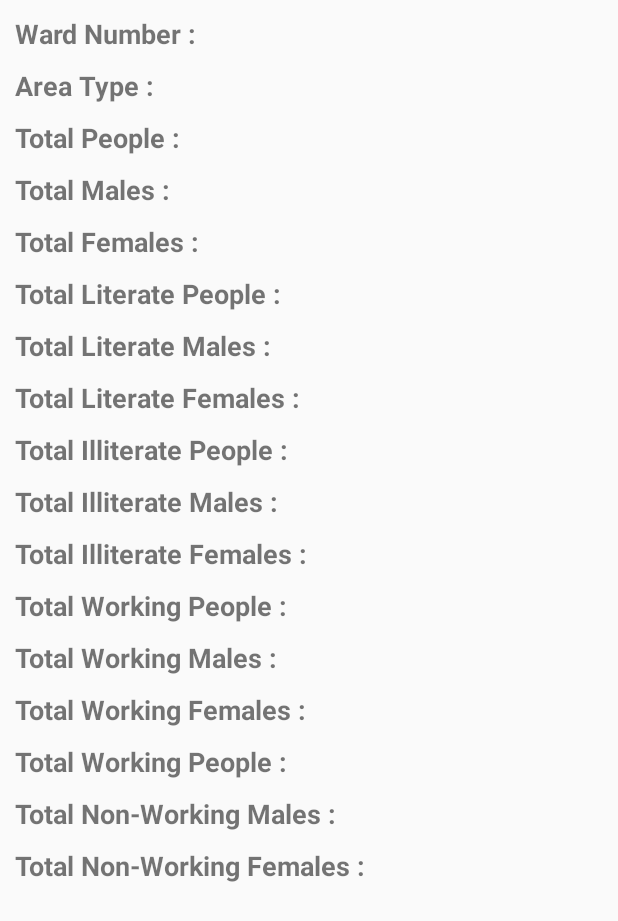
After one commit to Abhishek-Kathayat/IIRSSurveyApp, an Android app: the layout layerview_population.xml on its own in the app's theme, with its tools: preview values and no code run, on a phone screen of 412 x 824 dp. The commit adds this screen. Shown: the top 921 px of the screen. Run offline under Robolectric (Android 15) with nearby library versions, the phone set to English and light mode, and no system bars.

Commit message:
Some Changes

```diff
--- a/app/src/main/java/com/iirs/iirssurveyapp/MainActivity.java
+++ b/app/src/main/java/com/iirs/iirssurveyapp/MainActivity.java
@@ -18,6 +18,9 @@ import android.widget.Toast;
 
 import com.iirs.iirssurveyapp.Adapters.LayersPagerAdapter;
 import com.iirs.iirssurveyapp.Models.LayersModel;
+import com.iirs.iirssurveyapp.Models.PopulationModel;
+import com.iirs.iirssurveyapp.Rest.ApiClient;
+import com.iirs.iirssurveyapp.Rest.ApiInterface;
 import com.mapbox.android.core.location.LocationEngine;
 import com.mapbox.android.core.location.LocationEngineCallback;
 import com.mapbox.android.core.location.LocationEngineProvider;
@@ -43,8 +46,13 @@ import java.util.ArrayList;
 import java.util.List;
 import java.util.Objects;
 
+import retrofit2.Call;
+import retrofit2.Callback;
+import retrofit2.Response;
+
 public class MainActivity extends AppCompatActivity implements PermissionsListener {
 
+    public TabLayout tabLayout;
     private MapboxMap mapboxMap;
     private PermissionsManager permissionsManager;
     private long DEFAULT_INTERVAL_IN_MILLISECONDS = 1000L;
@@ -115,7 +123,7 @@ public class MainActivity extends AppCompatActivity implements PermissionsListen
         });
 
         ViewPager viewPager = findViewById(R.id.layers_pager);
-        TabLayout tabLayout = findViewById(R.id.layers_tab);
+        tabLayout = findViewById(R.id.layers_tab);
         tabLayout.setupWithViewPager(viewPager);
         getLayers();
         PagerAdapter pagerAdapter = new LayersPagerAdapter(getSupportFragmentManager(), layerslist);
@@ -231,6 +239,9 @@ public class MainActivity extends AppCompatActivity implements PermissionsListen
     private static class MainActivityLocationCallback
             implements LocationEngineCallback<LocationEngineResult> {
 
+        private int layernumber = 0;
+        private double latitude = 0.0;
+        private double longitude = 0.0;
         private final WeakReference<MainActivity> activityWeakReference;
 
         MainActivityLocationCallback(MainActivity activity) {
@@ -240,7 +251,7 @@ public class MainActivity extends AppCompatActivity implements PermissionsListen
 
         @Override
         public void onSuccess(LocationEngineResult result) {
-            MainActivity activity = activityWeakReference.get();
+            final MainActivity activity = activityWeakReference.get();
 
             if (activity != null) {
                 Location location = result.getLastLocation();
@@ -257,6 +268,40 @@ public class MainActivity extends AppCompatActivity implements PermissionsListen
 
                 if (activity.mapboxMap != null && result.getLastLocation() != null) {
                     activity.mapboxMap.getLocationComponent().forceLocationUpdate(result.getLastLocation());
+                    latitude = result.getLastLocation().getLatitude();
+                    longitude = result.getLastLocation().getLongitude();
+                    final ApiInterface apiInterface = ApiClient.getClient().create(ApiInterface.class);
+                    activity.tabLayout.addOnTabSelectedListener(new TabLayout.OnTabSelectedListener() {
+                        @Override
+                        public void onTabSelected(TabLayout.Tab tab) {
+                            layernumber = tab.getPosition();
+                            Call<PopulationModel> call = apiInterface.getLocationDetails(Objects.requireNonNull(Objects.requireNonNull(activity.tabLayout.getTabAt(layernumber)).getText()).toString(), (float)latitude, (float)longitude);
+                            call.enqueue(new Callback<PopulationModel>() {
+                                @Override
+                                public void onResponse(@NonNull Call<PopulationModel> call, @NonNull Response<PopulationModel> response) {
+                                    if(response.body() != null) {
+                                        Toast.makeText(activity, response.body().getAreatype(), Toast.LENGTH_SHORT).show();
+                                    }
+                                    else {
+                                        Toast.makeText(activity, "The Response body is empty", Toast.LENGTH_SHORT).show();
+                                    }
+                                }
+
+                                @Override
+                                public void onFailure(@NonNull Call<PopulationModel> call, Throwable t) {
+                                    Toast.makeText(activity, "The Response has failed", Toast.LENGTH_SHORT).show();
+                                }
+                            });
+                        }
+
+                        @Override
+                        public void onTabUnselected(TabLayout.Tab tab) {
+                        }
+
+                        @Override
+                        public void onTabReselected(TabLayout.Tab tab) {
+                        }
+                    });
                 }
             }
         }
--- /dev/null
+++ b/app/src/main/java/com/iirs/iirssurveyapp/Rest/ApiInterface.java
@@ -0,0 +1,13 @@
+package com.iirs.iirssurveyapp.Rest;
+
+import com.iirs.iirssurveyapp.Models.PopulationModel;
+
+import retrofit2.Call;
+import retrofit2.http.GET;
+import retrofit2.http.Path;
+
+public interface ApiInterface {
+
+    @GET("layer={layername}&latlong={latitude},{longitude}")
+    Call<PopulationModel> getLocationDetails(@Path("layername") String layername, @Path("latitude") float latitude, @Path("longitude") float longitude);
+}
--- a/app/src/main/res/layout/activity_layerview.xml
+++ /dev/null
@@ -1,15 +0,0 @@
-<?xml version="1.0" encoding="utf-8"?>
-<android.support.constraint.ConstraintLayout xmlns:android="http://schemas.android.com/apk/res/android"
-    xmlns:app="http://schemas.android.com/apk/res-auto"
-    android:layout_width="match_parent"
-    android:layout_height="match_parent">
-
-    <android.support.v7.widget.RecyclerView
-        android:id="@+id/recyclerview_layerdetails"
-        android:layout_width="0dp"
-        android:layout_height="wrap_content"
-        app:layout_constraintEnd_toEndOf="parent"
-        app:layout_constraintStart_toStartOf="parent"
-        app:layout_constraintTop_toTopOf="parent" />
-
-</android.support.constraint.ConstraintLayout>
--- a/app/src/main/res/layout/layerview_details.xml
+++ /dev/null
@@ -1,35 +0,0 @@
-<?xml version="1.0" encoding="utf-8"?>
-<android.support.constraint.ConstraintLayout xmlns:android="http://schemas.android.com/apk/res/android"
-    xmlns:app="http://schemas.android.com/apk/res-auto"
-    android:layout_width="match_parent"
-    android:layout_height="match_parent">
-
-    <RelativeLayout
-        android:id="@+id/relativeLayout"
-        android:layout_width="0dp"
-        android:layout_height="wrap_content"
-        app:layout_constraintEnd_toEndOf="parent"
-        app:layout_constraintStart_toStartOf="parent"
-        app:layout_constraintTop_toTopOf="parent"
-        android:layout_margin="10dp">
-
-        <TextView
-            android:id="@+id/layerdetail_heading"
-            android:layout_width="wrap_content"
-            android:layout_height="wrap_content"
-            android:textAllCaps="false"
-            android:textSize="15sp"
-            android:textStyle="bold" />
-
-        <TextView
-            android:id="@+id/layerdetail_content"
-            android:layout_width="wrap_content"
-            android:layout_height="wrap_content"
-            android:layout_marginStart="10dp"
-            android:layout_toEndOf="@id/layerdetail_heading"
-            android:textAllCaps="false"
-            android:textSize="15sp" />
-
-    </RelativeLayout>
-
-</android.support.constraint.ConstraintLayout>
--- /dev/null
+++ b/app/src/main/res/layout/layerview_population.xml
@@ -0,0 +1,390 @@
+<?xml version="1.0" encoding="utf-8"?>
+<android.support.constraint.ConstraintLayout xmlns:android="http://schemas.android.com/apk/res/android"
+    xmlns:app="http://schemas.android.com/apk/res-auto"
+    android:layout_width="match_parent"
+    android:layout_height="match_parent">
+
+    <RelativeLayout
+        android:id="@+id/relativeLayout"
+        android:layout_width="0dp"
+        android:layout_height="wrap_content"
+        android:layout_margin="10dp"
+        android:layout_marginStart="9dp"
+        android:layout_marginEnd="9dp"
+        app:layout_constraintEnd_toEndOf="parent"
+        app:layout_constraintStart_toStartOf="parent"
+        app:layout_constraintTop_toTopOf="parent">
+
+        <TextView
+            android:id="@+id/wardno_head"
+            android:layout_width="wrap_content"
+            android:layout_height="wrap_content"
+            android:text="@string/wardno"
+            android:textAllCaps="false"
+            android:textSize="18sp"
+            android:textStyle="bold" />
+
+        <TextView
+            android:id="@+id/wardno_content"
+            android:layout_width="wrap_content"
+            android:layout_height="wrap_content"
+            android:layout_marginStart="10dp"
+            android:layout_toEndOf="@id/wardno_head"
+            android:textAllCaps="false"
+            android:textSize="18sp" />
+
+        <TextView
+            android:id="@+id/areatype_head"
+            android:layout_width="wrap_content"
+            android:layout_height="wrap_content"
+            android:layout_below="@id/wardno_content"
+            android:layout_marginTop="10dp"
+            android:text="@string/areatype"
+            android:textAllCaps="false"
+            android:textSize="18sp"
+            android:textStyle="bold" />
+
+        <TextView
+            android:id="@+id/areatype_content"
+            android:layout_width="wrap_content"
+            android:layout_height="wrap_content"
+            android:layout_below="@id/wardno_content"
+            android:layout_marginStart="10dp"
+            android:layout_marginTop="10dp"
+            android:layout_toEndOf="@id/areatype_head"
+            android:textAllCaps="false"
+            android:textSize="18sp" />
+
+        <TextView
+            android:id="@+id/tot_people_head"
+            android:layout_width="wrap_content"
+            android:layout_height="wrap_content"
+            android:layout_below="@id/areatype_content"
+            android:layout_marginTop="10dp"
+            android:text="@string/totalpeople"
+            android:textAllCaps="false"
+            android:textSize="18sp"
+            android:textStyle="bold" />
+
+        <TextView
+            android:id="@+id/tot_people_content"
+            android:layout_width="wrap_content"
+            android:layout_height="wrap_content"
+            android:layout_below="@id/areatype_content"
+            android:layout_marginStart="10dp"
+            android:layout_marginTop="10dp"
+            android:layout_toEndOf="@id/tot_people_head"
+            android:textAllCaps="false"
+            android:textSize="18sp" />
+
+        <TextView
+            android:id="@+id/tot_male_head"
+            android:layout_width="wrap_content"
+            android:layout_height="wrap_content"
+            android:layout_below="@id/tot_people_content"
+            android:layout_marginTop="10dp"
+            android:text="@string/totalmale"
+            android:textAllCaps="false"
+            android:textSize="18sp"
+            android:textStyle="bold" />
+
+        <TextView
+            android:id="@+id/tot_male_content"
+            android:layout_width="wrap_content"
+            android:layout_height="wrap_content"
+            android:layout_below="@id/tot_people_content"
+            android:layout_marginStart="10dp"
+            android:layout_marginTop="10dp"
+            android:layout_toEndOf="@id/tot_male_head"
+            android:textAllCaps="false"
+            android:textSize="18sp" />
+
+        <TextView
+            android:id="@+id/tot_female_head"
+            android:layout_width="wrap_content"
+            android:layout_height="wrap_content"
+            android:layout_below="@id/tot_male_content"
+            android:layout_marginTop="10dp"
+            android:text="@string/totalfemale"
+            android:textAllCaps="false"
+            android:textSize="18sp"
+            android:textStyle="bold" />
+
+        <TextView
+            android:id="@+id/tot_female_content"
+            android:layout_width="wrap_content"
+            android:layout_height="wrap_content"
+            android:layout_below="@id/tot_male_content"
+            android:layout_marginStart="10dp"
+            android:layout_marginTop="10dp"
+            android:layout_toEndOf="@id/tot_female_head"
+            android:textAllCaps="false"
+            android:textSize="18sp" />
+
+        <TextView
+            android:id="@+id/tot_lit_people_head"
+            android:layout_width="wrap_content"
+            android:layout_height="wrap_content"
+            android:layout_below="@id/tot_female_content"
+            android:layout_marginTop="10dp"
+            android:text="@string/totalliteratepeople"
+            android:textAllCaps="false"
+            android:textSize="18sp"
+            android:textStyle="bold" />
+
+        <TextView
+            android:id="@+id/tot_lit_people_content"
+            android:layout_width="wrap_content"
+            android:layout_height="wrap_content"
+            android:layout_below="@id/tot_female_content"
+            android:layout_marginStart="10dp"
+            android:layout_marginTop="10dp"
+            android:layout_toEndOf="@id/tot_lit_people_head"
+            android:textAllCaps="false"
+            android:textSize="18sp" />
+
+        <TextView
+            android:id="@+id/tot_lit_male_head"
+            android:layout_width="wrap_content"
+            android:layout_height="wrap_content"
+            android:layout_below="@id/tot_lit_people_content"
+            android:layout_marginTop="10dp"
+            android:text="@string/totalliteratemales"
+            android:textAllCaps="false"
+            android:textSize="18sp"
+            android:textStyle="bold" />
+
+        <TextView
+            android:id="@+id/tot_lit_male_content"
+            android:layout_width="wrap_content"
+            android:layout_height="wrap_content"
+            android:layout_below="@id/tot_lit_people_content"
+            android:layout_marginStart="10dp"
+            android:layout_marginTop="10dp"
+            android:layout_toEndOf="@id/tot_lit_male_head"
+            android:textAllCaps="false"
+            android:textSize="18sp" />
+
+        <TextView
+            android:id="@+id/tot_lit_female_head"
+            android:layout_width="wrap_content"
+            android:layout_height="wrap_content"
+            android:layout_below="@id/tot_lit_male_content"
+            android:layout_marginTop="10dp"
+            android:text="@string/totalliteratefemales"
+            android:textAllCaps="false"
+            android:textSize="18sp"
+            android:textStyle="bold" />
+
+        <TextView
+            android:id="@+id/tot_lit_female_content"
+            android:layout_width="wrap_content"
+            android:layout_height="wrap_content"
+            android:layout_below="@id/tot_lit_male_content"
+            android:layout_marginStart="10dp"
+            android:layout_marginTop="10dp"
+            android:layout_toEndOf="@id/tot_lit_female_head"
+            android:textAllCaps="false"
+            android:textSize="18sp" />
+
+        <TextView
+            android:id="@+id/tot_ill_people_head"
+            android:layout_width="wrap_content"
+            android:layout_height="wrap_content"
+            android:layout_below="@id/tot_lit_female_content"
+            android:layout_marginTop="10dp"
+            android:text="@string/totalilliteratepeople"
+            android:textAllCaps="false"
+            android:textSize="18sp"
+            android:textStyle="bold" />
+
+        <TextView
+            android:id="@+id/tot_ill_people_content"
+            android:layout_width="wrap_content"
+            android:layout_height="wrap_content"
+            android:layout_below="@id/tot_lit_female_content"
+            android:layout_marginStart="10dp"
+            android:layout_marginTop="10dp"
+            android:layout_toEndOf="@id/tot_ill_people_head"
+            android:textAllCaps="false"
+            android:textSize="18sp" />
+
+        <TextView
+            android:id="@+id/tot_ill_male_head"
+            android:layout_width="wrap_content"
+            android:layout_height="wrap_content"
+            android:layout_below="@id/tot_ill_people_content"
+            android:layout_marginTop="10dp"
+            android:text="@string/totalilliteratemales"
+            android:textAllCaps="false"
+            android:textSize="18sp"
+            android:textStyle="bold" />
+
+        <TextView
+            android:id="@+id/tot_ill_male_content"
+            android:layout_width="wrap_content"
+            android:layout_height="wrap_content"
+            android:layout_below="@id/tot_ill_people_content"
+            android:layout_marginStart="10dp"
+            android:layout_marginTop="10dp"
+            android:layout_toEndOf="@id/tot_ill_male_head"
+            android:textAllCaps="false"
+            android:textSize="18sp" />
+
+        <TextView
+            android:id="@+id/tot_ill_female_head"
+            android:layout_width="wrap_content"
+            android:layout_height="wrap_content"
+            android:layout_below="@id/tot_ill_male_content"
+            android:layout_marginTop="10dp"
+            android:text="@string/totalilliteratefemales"
+            android:textAllCaps="false"
+            android:textSize="18sp"
+            android:textStyle="bold" />
+
+        <TextView
+            android:id="@+id/tot_ill_female_content"
+            android:layout_width="wrap_content"
+            android:layout_height="wrap_content"
+            android:layout_below="@id/tot_ill_male_content"
+            android:layout_marginStart="10dp"
+            android:layout_marginTop="10dp"
+            android:layout_toEndOf="@id/tot_ill_female_head"
+            android:textAllCaps="false"
+            android:textSize="18sp" />
+
+        <TextView
+            android:id="@+id/tot_work_people_head"
+            android:layout_width="wrap_content"
+            android:layout_height="wrap_content"
+            android:layout_below="@id/tot_ill_female_content"
+            android:layout_marginTop="10dp"
+            android:text="@string/totalworkingpeople"
+            android:textAllCaps="false"
+            android:textSize="18sp"
+            android:textStyle="bold" />
+
+        <TextView
+            android:id="@+id/tot_work_people_content"
+            android:layout_width="wrap_content"
+            android:layout_height="wrap_content"
+            android:layout_below="@id/tot_ill_female_content"
+            android:layout_marginStart="10dp"
+            android:layout_marginTop="10dp"
+            android:layout_toEndOf="@id/tot_work_people_head"
+            android:textAllCaps="false"
+            android:textSize="18sp" />
+
+        <TextView
+            android:id="@+id/tot_work_male_head"
+            android:layout_width="wrap_content"
+            android:layout_height="wrap_content"
+            android:layout_below="@id/tot_work_people_content"
+            android:layout_marginTop="10dp"
+            android:text="@string/totalworkingmales"
+            android:textAllCaps="false"
+            android:textSize="18sp"
+            android:textStyle="bold" />
+
+        <TextView
+            android:id="@+id/tot_work_male_content"
+            android:layout_width="wrap_content"
+            android:layout_height="wrap_content"
+            android:layout_below="@id/tot_work_people_content"
+            android:layout_marginStart="10dp"
+            android:layout_marginTop="10dp"
+            android:layout_toEndOf="@id/tot_work_male_head"
+            android:textAllCaps="false"
+            android:textSize="18sp" />
+
+        <TextView
+            android:id="@+id/tot_work_female_head"
+            android:layout_width="wrap_content"
+            android:layout_height="wrap_content"
+            android:layout_below="@id/tot_work_male_content"
+            android:layout_marginTop="10dp"
+            android:text="@string/totalworkingfemales"
+            android:textAllCaps="false"
+            android:textSize="18sp"
+            android:textStyle="bold" />
+
+        <TextView
+            android:id="@+id/tot_work_female_content"
+            android:layout_width="wrap_content"
+            android:layout_height="wrap_content"
+            android:layout_below="@id/tot_work_male_content"
+            android:layout_marginStart="10dp"
+            android:layout_marginTop="10dp"
+            android:layout_toEndOf="@id/tot_work_female_head"
+            android:textAllCaps="false"
+            android:textSize="18sp" />
+
+        <TextView
+            android:id="@+id/tot_nonwork_people_head"
+            android:layout_width="wrap_content"
+            android:layout_height="wrap_content"
+            android:layout_below="@id/tot_work_female_content"
+            android:layout_marginTop="10dp"
+            android:text="@string/totalworkingpeople"
+            android:textAllCaps="false"
+            android:textSize="18sp"
+            android:textStyle="bold" />
+
+        <TextView
+            android:id="@+id/tot_nonwork_people_content"
+            android:layout_width="wrap_content"
+            android:layout_height="wrap_content"
+            android:layout_below="@id/tot_work_female_content"
+            android:layout_marginStart="10dp"
+            android:layout_marginTop="10dp"
+            android:layout_toEndOf="@id/tot_nonwork_people_head"
+            android:textAllCaps="false"
+            android:textSize="18sp" />
+
+        <TextView
+            android:id="@+id/tot_nonwork_male_head"
+            android:layout_width="wrap_content"
+            android:layout_height="wrap_content"
+            android:layout_below="@id/tot_nonwork_people_content"
+            android:layout_marginTop="10dp"
+            android:text="@string/totalnonworkingmales"
+            android:textAllCaps="false"
+            android:textSize="18sp"
+            android:textStyle="bold" />
+
+        <TextView
+            android:id="@+id/tot_nonwork_male_content"
+            android:layout_width="wrap_content"
+            android:layout_height="wrap_content"
+            android:layout_below="@id/tot_nonwork_people_content"
+            android:layout_marginStart="10dp"
+            android:layout_marginTop="10dp"
+            android:layout_toEndOf="@id/tot_nonwork_male_head"
+            android:textAllCaps="false"
+            android:textSize="18sp" />
+
+        <TextView
+            android:id="@+id/tot_nonwork_female_head"
+            android:layout_width="wrap_content"
+            android:layout_height="wrap_content"
+            android:layout_below="@id/tot_nonwork_male_content"
+            android:layout_marginTop="10dp"
+            android:text="@string/totalnonworkingfemales"
+            android:textAllCaps="false"
+            android:textSize="18sp"
+            android:textStyle="bold" />
+
+        <TextView
+            android:id="@+id/tot_nonwork_female_content"
+            android:layout_width="wrap_content"
+            android:layout_height="wrap_content"
+            android:layout_below="@id/tot_nonwork_male_content"
+            android:layout_marginStart="10dp"
+            android:layout_marginTop="10dp"
+            android:layout_toEndOf="@id/tot_nonwork_female_head"
+            android:textAllCaps="false"
+            android:textSize="18sp" />
+
+    </RelativeLayout>
+
+</android.support.constraint.ConstraintLayout>
--- a/app/src/main/res/values/strings.xml
+++ b/app/src/main/res/values/strings.xml
@@ -12,4 +12,22 @@
     <!-- Other Strings -->
     <string name="layersdetails">Layers Detail</string>
 
+    <!-- Population Strings -->
+    <string name="wardno">Ward Number :</string>
+    <string name="areatype">Area Type :</string>
+    <string name="totalpeople">Total People :</string>
+    <string name="totalmale">Total Males :</string>
+    <string name="totalfemale">Total Females :</string>
+    <string name="totalliteratepeople">Total Literate People :</string>
+    <string name="totalliteratemales">Total Literate Males :</string>
+    <string name="totalliteratefemales">Total Literate Females :</string>
+    <string name="totalilliteratepeople">Total Illiterate People :</string>
+    <string name="totalilliteratemales">Total Illiterate Males :</string>
+    <string name="totalilliteratefemales">Total Illiterate Females :</string>
+    <string name="totalworkingpeople">Total Working People :</string>
+    <string name="totalworkingmales">Total Working Males :</string>
+    <string name="totalworkingfemales">Total Working Females :</string>
+    <string name="totalnonworkingpeople">Total Non-Working People :</string>
+    <string name="totalnonworkingmales">Total Non-Working Males :</string>
+    <string name="totalnonworkingfemales">Total Non-Working Females :</string>
 </resources>
```
